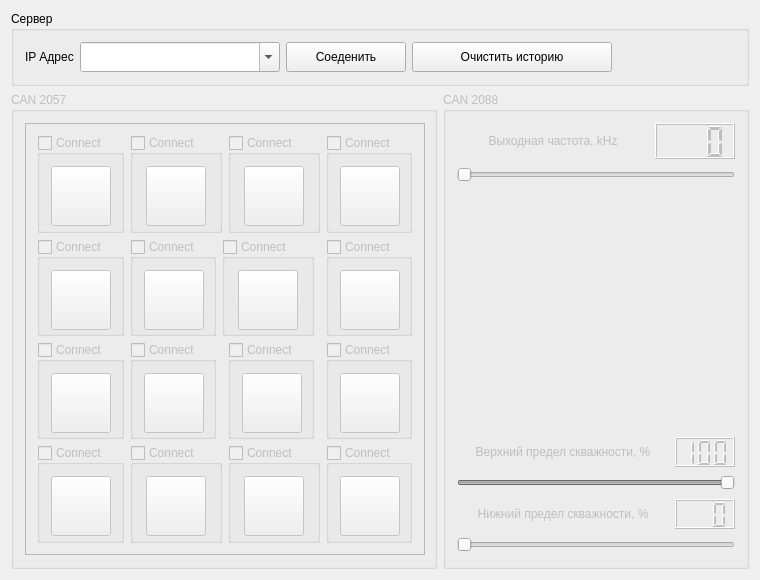
First picture: the form in Megatron-client/client.ui, repository sseitov/Megatron, before the edit.
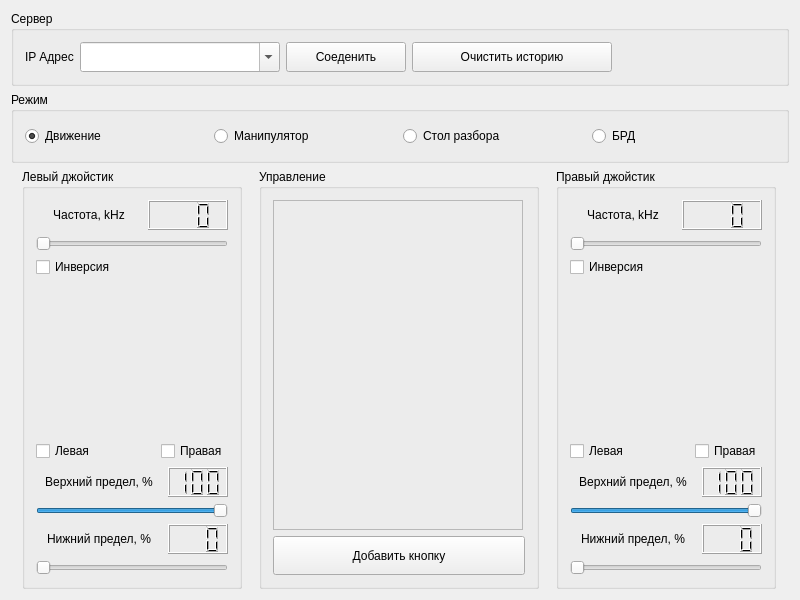
Second picture: the form after the edit. Custom widgets are drawn as their Qt base class.

```diff
--- a/Megatron-client/client.ui
+++ b/Megatron-client/client.ui
@@ -2,30 +2,33 @@
 <ui version="4.0">
  <class>Client</class>
  <widget class="QWidget" name="Client">
+  <property name="enabled">
+   <bool>true</bool>
+  </property>
   <property name="geometry">
    <rect>
     <x>0</x>
     <y>0</y>
-    <width>760</width>
-    <height>580</height>
+    <width>800</width>
+    <height>600</height>
    </rect>
   </property>
   <property name="minimumSize">
    <size>
-    <width>760</width>
-    <height>580</height>
+    <width>800</width>
+    <height>600</height>
    </size>
   </property>
   <property name="maximumSize">
    <size>
-    <width>770</width>
-    <height>580</height>
+    <width>800</width>
+    <height>600</height>
    </size>
   </property>
   <property name="windowTitle">
    <string>Megatron</string>
   </property>
-  <layout class="QVBoxLayout" name="verticalLayout_3">
+  <layout class="QVBoxLayout" name="verticalLayout">
    <item>
     <widget class="QGroupBox" name="groupBox">
      <property name="maximumSize">
@@ -128,26 +131,66 @@
     </widget>
    </item>
    <item>
-    <layout class="QHBoxLayout" name="horizontalLayout_18">
+    <widget class="QGroupBox" name="groupBox_2">
+     <property name="title">
+      <string>Режим</string>
+     </property>
+     <layout class="QHBoxLayout" name="horizontalLayout">
+      <item>
+       <widget class="QRadioButton" name="mode_1">
+        <property name="text">
+         <string>Движение</string>
+        </property>
+        <property name="checked">
+         <bool>true</bool>
+        </property>
+       </widget>
+      </item>
+      <item>
+       <widget class="QRadioButton" name="mode_2">
+        <property name="text">
+         <string>Манипулятор</string>
+        </property>
+       </widget>
+      </item>
+      <item>
+       <widget class="QRadioButton" name="mode_3">
+        <property name="text">
+         <string>Стол разбора</string>
+        </property>
+       </widget>
+      </item>
+      <item>
+       <widget class="QRadioButton" name="mode_4">
+        <property name="text">
+         <string>БРД</string>
+        </property>
+       </widget>
+      </item>
+     </layout>
+    </widget>
+   </item>
+   <item>
+    <layout class="QHBoxLayout" name="horizontalLayout_2">
      <item>
-      <widget class="QGroupBox" name="can_2057">
+      <widget class="JoystickControl" name="joystick_1">
        <property name="enabled">
-        <bool>false</bool>
+        <bool>true</bool>
        </property>
        <property name="minimumSize">
         <size>
-         <width>0</width>
-         <height>0</height>
+         <width>220</width>
+         <height>420</height>
         </size>
        </property>
        <property name="maximumSize">
         <size>
-         <width>426</width>
-         <height>480</height>
+         <width>220</width>
+         <height>420</height>
         </size>
        </property>
        <property name="title">
-        <string>CAN 2057</string>
+        <string>Левый джойстик</string>
        </property>
        <property name="checkable">
         <bool>false</bool>
@@ -155,605 +198,7 @@
        <property name="checked">
         <bool>false</bool>
        </property>
-       <layout class="QVBoxLayout" name="verticalLayout">
-        <item>
-         <widget class="QFrame" name="frame">
-          <property name="minimumSize">
-           <size>
-            <width>400</width>
-            <height>400</height>
-           </size>
-          </property>
-          <property name="maximumSize">
-           <size>
-            <width>400</width>
-            <height>440</height>
-           </size>
-          </property>
-          <property name="frameShape">
-           <enum>QFrame::StyledPanel</enum>
-          </property>
-          <property name="frameShadow">
-           <enum>QFrame::Raised</enum>
-          </property>
-          <layout class="QGridLayout" name="gridLayout">
-           <item row="4" column="1" colspan="2">
-            <widget class="InputButton" name="control13">
-             <property name="title">
-              <string>Connect</string>
-             </property>
-             <property name="checkable">
-              <bool>true</bool>
-             </property>
-             <property name="checked">
-              <bool>false</bool>
-             </property>
-             <layout class="QHBoxLayout" name="horizontalLayout_17">
-              <item>
-               <widget class="QPushButton" name="button13">
-                <property name="minimumSize">
-                 <size>
-                  <width>60</width>
-                  <height>60</height>
-                 </size>
-                </property>
-                <property name="maximumSize">
-                 <size>
-                  <width>60</width>
-                  <height>60</height>
-                 </size>
-                </property>
-                <property name="text">
-                 <string/>
-                </property>
-               </widget>
-              </item>
-             </layout>
-            </widget>
-           </item>
-           <item row="3" column="1">
-            <widget class="InputButton" name="control9">
-             <property name="title">
-              <string>Connect</string>
-             </property>
-             <property name="checkable">
-              <bool>true</bool>
-             </property>
-             <property name="checked">
-              <bool>false</bool>
-             </property>
-             <layout class="QHBoxLayout" name="horizontalLayout_16">
-              <item>
-               <widget class="QPushButton" name="button9">
-                <property name="minimumSize">
-                 <size>
-                  <width>60</width>
-                  <height>60</height>
-                 </size>
-                </property>
-                <property name="maximumSize">
-                 <size>
-                  <width>60</width>
-                  <height>60</height>
-                 </size>
-                </property>
-                <property name="text">
-                 <string/>
-                </property>
-               </widget>
-              </item>
-             </layout>
-            </widget>
-           </item>
-           <item row="1" column="0">
-            <widget class="InputButton" name="control4">
-             <property name="title">
-              <string>Connect</string>
-             </property>
-             <property name="checkable">
-              <bool>true</bool>
-             </property>
-             <property name="checked">
-              <bool>false</bool>
-             </property>
-             <layout class="QHBoxLayout" name="horizontalLayout_9">
-              <item>
-               <widget class="QPushButton" name="button4">
-                <property name="minimumSize">
-                 <size>
-                  <width>60</width>
-                  <height>60</height>
-                 </size>
-                </property>
-                <property name="maximumSize">
-                 <size>
-                  <width>60</width>
-                  <height>60</height>
-                 </size>
-                </property>
-                <property name="text">
-                 <string/>
-                </property>
-               </widget>
-              </item>
-             </layout>
-            </widget>
-           </item>
-           <item row="1" column="1">
-            <widget class="InputButton" name="control5">
-             <property name="title">
-              <string>Connect</string>
-             </property>
-             <property name="checkable">
-              <bool>true</bool>
-             </property>
-             <property name="checked">
-              <bool>false</bool>
-             </property>
-             <layout class="QHBoxLayout" name="horizontalLayout_6">
-              <item>
-               <widget class="QPushButton" name="button5">
-                <property name="minimumSize">
-                 <size>
-                  <width>60</width>
-                  <height>60</height>
-                 </size>
-                </property>
-                <property name="maximumSize">
-                 <size>
-                  <width>60</width>
-                  <height>60</height>
-                 </size>
-                </property>
-                <property name="text">
-                 <string/>
-                </property>
-               </widget>
-              </item>
-             </layout>
-            </widget>
-           </item>
-           <item row="3" column="5">
-            <widget class="InputButton" name="control11">
-             <property name="title">
-              <string>Connect</string>
-             </property>
-             <property name="checkable">
-              <bool>true</bool>
-             </property>
-             <property name="checked">
-              <bool>false</bool>
-             </property>
-             <layout class="QHBoxLayout" name="horizontalLayout_2">
-              <item>
-               <widget class="QPushButton" name="button11">
-                <property name="minimumSize">
-                 <size>
-                  <width>60</width>
-                  <height>60</height>
-                 </size>
-                </property>
-                <property name="maximumSize">
-                 <size>
-                  <width>60</width>
-                  <height>60</height>
-                 </size>
-                </property>
-                <property name="text">
-                 <string/>
-                </property>
-               </widget>
-              </item>
-             </layout>
-            </widget>
-           </item>
-           <item row="4" column="0">
-            <widget class="InputButton" name="control12">
-             <property name="title">
-              <string>Connect</string>
-             </property>
-             <property name="checkable">
-              <bool>true</bool>
-             </property>
-             <property name="checked">
-              <bool>false</bool>
-             </property>
-             <layout class="QHBoxLayout" name="horizontalLayout_3">
-              <item>
-               <widget class="QPushButton" name="button12">
-                <property name="minimumSize">
-                 <size>
-                  <width>60</width>
-                  <height>60</height>
-                 </size>
-                </property>
-                <property name="maximumSize">
-                 <size>
-                  <width>60</width>
-                  <height>60</height>
-                 </size>
-                </property>
-                <property name="text">
-                 <string/>
-                </property>
-               </widget>
-              </item>
-             </layout>
-            </widget>
-           </item>
-           <item row="3" column="3">
-            <widget class="InputButton" name="control10">
-             <property name="title">
-              <string>Connect</string>
-             </property>
-             <property name="checkable">
-              <bool>true</bool>
-             </property>
-             <property name="checked">
-              <bool>false</bool>
-             </property>
-             <layout class="QHBoxLayout" name="horizontalLayout">
-              <item>
-               <widget class="QPushButton" name="button10">
-                <property name="minimumSize">
-                 <size>
-                  <width>60</width>
-                  <height>60</height>
-                 </size>
-                </property>
-                <property name="maximumSize">
-                 <size>
-                  <width>60</width>
-                  <height>60</height>
-                 </size>
-                </property>
-                <property name="text">
-                 <string/>
-                </property>
-               </widget>
-              </item>
-             </layout>
-            </widget>
-           </item>
-           <item row="1" column="2" colspan="2">
-            <widget class="InputButton" name="control6">
-             <property name="title">
-              <string>Connect</string>
-             </property>
-             <property name="checkable">
-              <bool>true</bool>
-             </property>
-             <property name="checked">
-              <bool>false</bool>
-             </property>
-             <layout class="QHBoxLayout" name="horizontalLayout_7">
-              <item>
-               <widget class="QPushButton" name="button6">
-                <property name="minimumSize">
-                 <size>
-                  <width>60</width>
-                  <height>60</height>
-                 </size>
-                </property>
-                <property name="maximumSize">
-                 <size>
-                  <width>60</width>
-                  <height>60</height>
-                 </size>
-                </property>
-                <property name="text">
-                 <string/>
-                </property>
-               </widget>
-              </item>
-             </layout>
-            </widget>
-           </item>
-           <item row="0" column="1" colspan="2">
-            <widget class="InputButton" name="control1">
-             <property name="title">
-              <string>Connect</string>
-             </property>
-             <property name="checkable">
-              <bool>true</bool>
-             </property>
-             <property name="checked">
-              <bool>false</bool>
-             </property>
-             <layout class="QHBoxLayout" name="horizontalLayout_13">
-              <item>
-               <widget class="QPushButton" name="button1">
-                <property name="minimumSize">
-                 <size>
-                  <width>60</width>
-                  <height>60</height>
-                 </size>
-                </property>
-                <property name="maximumSize">
-                 <size>
-                  <width>60</width>
-                  <height>60</height>
-                 </size>
-                </property>
-                <property name="text">
-                 <string/>
-                </property>
-               </widget>
-              </item>
-             </layout>
-            </widget>
-           </item>
-           <item row="4" column="5">
-            <widget class="InputButton" name="control15">
-             <property name="title">
-              <string>Connect</string>
-             </property>
-             <property name="checkable">
-              <bool>true</bool>
-             </property>
-             <property name="checked">
-              <bool>false</bool>
-             </property>
-             <layout class="QHBoxLayout" name="horizontalLayout_4">
-              <item>
-               <widget class="QPushButton" name="button15">
-                <property name="minimumSize">
-                 <size>
-                  <width>60</width>
-                  <height>60</height>
-                 </size>
-                </property>
-                <property name="maximumSize">
-                 <size>
-                  <width>60</width>
-                  <height>60</height>
-                 </size>
-                </property>
-                <property name="text">
-                 <string/>
-                </property>
-               </widget>
-              </item>
-             </layout>
-            </widget>
-           </item>
-           <item row="0" column="5">
-            <widget class="InputButton" name="control3">
-             <property name="title">
-              <string>Connect</string>
-             </property>
-             <property name="checkable">
-              <bool>true</bool>
-             </property>
-             <property name="checked">
-              <bool>false</bool>
-             </property>
-             <layout class="QHBoxLayout" name="horizontalLayout_10">
-              <item>
-               <widget class="QPushButton" name="button3">
-                <property name="minimumSize">
-                 <size>
-                  <width>60</width>
-                  <height>60</height>
-                 </size>
-                </property>
-                <property name="maximumSize">
-                 <size>
-                  <width>60</width>
-                  <height>60</height>
-                 </size>
-                </property>
-                <property name="text">
-                 <string/>
-                </property>
-               </widget>
-              </item>
-             </layout>
-            </widget>
-           </item>
-           <item row="0" column="3" colspan="2">
-            <widget class="InputButton" name="control2">
-             <property name="title">
-              <string>Connect</string>
-             </property>
-             <property name="checkable">
-              <bool>true</bool>
-             </property>
-             <property name="checked">
-              <bool>false</bool>
-             </property>
-             <layout class="QHBoxLayout" name="horizontalLayout_14">
-              <item>
-               <widget class="QPushButton" name="button2">
-                <property name="minimumSize">
-                 <size>
-                  <width>60</width>
-                  <height>60</height>
-                 </size>
-                </property>
-                <property name="maximumSize">
-                 <size>
-                  <width>60</width>
-                  <height>60</height>
-                 </size>
-                </property>
-                <property name="text">
-                 <string/>
-                </property>
-               </widget>
-              </item>
-             </layout>
-            </widget>
-           </item>
-           <item row="4" column="3" colspan="2">
-            <widget class="InputButton" name="control14">
-             <property name="title">
-              <string>Connect</string>
-             </property>
-             <property name="checkable">
-              <bool>true</bool>
-             </property>
-             <property name="checked">
-              <bool>false</bool>
-             </property>
-             <layout class="QHBoxLayout" name="horizontalLayout_5">
-              <item>
-               <widget class="QPushButton" name="button14">
-                <property name="minimumSize">
-                 <size>
-                  <width>60</width>
-                  <height>60</height>
-                 </size>
-                </property>
-                <property name="maximumSize">
-                 <size>
-                  <width>60</width>
-                  <height>60</height>
-                 </size>
-                </property>
-                <property name="text">
-                 <string/>
-                </property>
-               </widget>
-              </item>
-             </layout>
-            </widget>
-           </item>
-           <item row="3" column="0">
-            <widget class="InputButton" name="control8">
-             <property name="title">
-              <string>Connect</string>
-             </property>
-             <property name="checkable">
-              <bool>true</bool>
-             </property>
-             <property name="checked">
-              <bool>false</bool>
-             </property>
-             <layout class="QHBoxLayout" name="horizontalLayout_15">
-              <item>
-               <widget class="QPushButton" name="button8">
-                <property name="minimumSize">
-                 <size>
-                  <width>60</width>
-                  <height>60</height>
-                 </size>
-                </property>
-                <property name="maximumSize">
-                 <size>
-                  <width>60</width>
-                  <height>60</height>
-                 </size>
-                </property>
-                <property name="text">
-                 <string/>
-                </property>
-               </widget>
-              </item>
-             </layout>
-            </widget>
-           </item>
-           <item row="0" column="0">
-            <widget class="InputButton" name="control0">
-             <property name="title">
-              <string>Connect</string>
-             </property>
-             <property name="checkable">
-              <bool>true</bool>
-             </property>
-             <property name="checked">
-              <bool>false</bool>
-             </property>
-             <layout class="QHBoxLayout" name="horizontalLayout_12">
-              <item>
-               <widget class="QPushButton" name="button0">
-                <property name="minimumSize">
-                 <size>
-                  <width>60</width>
-                  <height>60</height>
-                 </size>
-                </property>
-                <property name="maximumSize">
-                 <size>
-                  <width>60</width>
-                  <height>60</height>
-                 </size>
-                </property>
-                <property name="text">
-                 <string/>
-                </property>
-               </widget>
-              </item>
-             </layout>
-            </widget>
-           </item>
-           <item row="1" column="5">
-            <widget class="InputButton" name="control7">
-             <property name="title">
-              <string>Connect</string>
-             </property>
-             <property name="checkable">
-              <bool>true</bool>
-             </property>
-             <property name="checked">
-              <bool>false</bool>
-             </property>
-             <layout class="QHBoxLayout" name="horizontalLayout_8">
-              <item>
-               <widget class="QPushButton" name="button7">
-                <property name="minimumSize">
-                 <size>
-                  <width>60</width>
-                  <height>60</height>
-                 </size>
-                </property>
-                <property name="maximumSize">
-                 <size>
-                  <width>60</width>
-                  <height>60</height>
-                 </size>
-                </property>
-                <property name="text">
-                 <string/>
-                </property>
-               </widget>
-              </item>
-             </layout>
-            </widget>
-           </item>
-          </layout>
-         </widget>
-        </item>
-       </layout>
-      </widget>
-     </item>
-     <item>
-      <widget class="JoystickControl" name="joystick">
-       <property name="enabled">
-        <bool>false</bool>
-       </property>
-       <property name="minimumSize">
-        <size>
-         <width>0</width>
-         <height>436</height>
-        </size>
-       </property>
-       <property name="maximumSize">
-        <size>
-         <width>16777215</width>
-         <height>480</height>
-        </size>
-       </property>
-       <property name="title">
-        <string>CAN 2088</string>
-       </property>
-       <property name="checkable">
-        <bool>false</bool>
-       </property>
-       <property name="checked">
-        <bool>false</bool>
-       </property>
-       <layout class="QVBoxLayout" name="verticalLayout_2">
+       <layout class="QVBoxLayout" name="verticalLayout_3">
         <item>
          <layout class="QHBoxLayout" name="horizontalLayout_19">
           <item>
@@ -771,7 +216,7 @@
              </size>
             </property>
             <property name="text">
-             <string>Выходная частота, kHz</string>
+             <string>Частота, kHz</string>
             </property>
             <property name="alignment">
              <set>Qt::AlignCenter</set>
@@ -789,7 +234,7 @@
             <property name="maximumSize">
              <size>
               <width>80</width>
-              <height>16777215</height>
+              <height>30</height>
              </size>
             </property>
             <property name="smallDecimalPoint">
@@ -809,7 +254,7 @@
          </layout>
         </item>
         <item>
-         <widget class="QSlider" name="frequency">
+         <widget class="QSlider" name="frequency_1">
           <property name="maximumSize">
            <size>
             <width>16777215</width>
@@ -828,7 +273,27 @@
          </widget>
         </item>
         <item>
-         <layout class="QHBoxLayout" name="horizontalLayout_11">
+         <widget class="QCheckBox" name="invesrsion_1">
+          <property name="text">
+           <string>Инверсия</string>
+          </property>
+         </widget>
+        </item>
+        <item>
+         <spacer name="verticalSpacer_2">
+          <property name="orientation">
+           <enum>Qt::Vertical</enum>
+          </property>
+          <property name="sizeHint" stdset="0">
+           <size>
+            <width>20</width>
+            <height>13</height>
+           </size>
+          </property>
+         </spacer>
+        </item>
+        <item>
+         <layout class="QHBoxLayout" name="horizontalLayout_3">
           <item>
            <spacer name="horizontalSpacer_2">
             <property name="orientation">
@@ -836,24 +301,24 @@
             </property>
             <property name="sizeHint" stdset="0">
              <size>
-              <width>40</width>
+              <width>18</width>
               <height>20</height>
              </size>
             </property>
            </spacer>
           </item>
           <item>
-           <widget class="JoystickMonitor" name="joystickMonitor" native="true">
+           <widget class="JoystickMonitor" name="joystickMonitor_1" native="true">
             <property name="minimumSize">
              <size>
-              <width>240</width>
-              <height>240</height>
+              <width>140</width>
+              <height>140</height>
              </size>
             </property>
             <property name="maximumSize">
              <size>
-              <width>240</width>
-              <height>240</height>
+              <width>140</width>
+              <height>140</height>
              </size>
             </property>
            </widget>
@@ -865,7 +330,7 @@
             </property>
             <property name="sizeHint" stdset="0">
              <size>
-              <width>40</width>
+              <width>18</width>
               <height>20</height>
              </size>
             </property>
@@ -873,6 +338,37 @@
           </item>
          </layout>
         </item>
+        <item>
+         <layout class="QHBoxLayout" name="horizontalLayout_18">
+          <item>
+           <widget class="QCheckBox" name="button1_1">
+            <property name="text">
+             <string>Левая</string>
+            </property>
+           </widget>
+          </item>
+          <item>
+           <spacer name="horizontalSpacer_4">
+            <property name="orientation">
+             <enum>Qt::Horizontal</enum>
+            </property>
+            <property name="sizeHint" stdset="0">
+             <size>
+              <width>13</width>
+              <height>20</height>
+             </size>
+            </property>
+           </spacer>
+          </item>
+          <item>
+           <widget class="QCheckBox" name="button2_1">
+            <property name="text">
+             <string>Правая</string>
+            </property>
+           </widget>
+          </item>
+         </layout>
+        </item>
         <item>
          <layout class="QHBoxLayout" name="horizontalLayout_20">
           <item>
@@ -884,7 +380,7 @@
              </size>
             </property>
             <property name="text">
-             <string>Верхний предел скважности, %</string>
+             <string>Верхний предел, %</string>
             </property>
             <property name="alignment">
              <set>Qt::AlignCenter</set>
@@ -922,7 +418,7 @@
          </layout>
         </item>
         <item>
-         <widget class="QSlider" name="lowLimit">
+         <widget class="QSlider" name="lowLimit_1">
           <property name="maximumSize">
            <size>
             <width>16777215</width>
@@ -954,7 +450,7 @@
              </size>
             </property>
             <property name="text">
-             <string>Нижний предел скважности, %</string>
+             <string>Нижний предел, %</string>
             </property>
             <property name="alignment">
              <set>Qt::AlignCenter</set>
@@ -986,7 +482,406 @@
          </layout>
         </item>
         <item>
-         <widget class="QSlider" name="highLimit">
+         <widget class="QSlider" name="highLimit_1">
+          <property name="maximumSize">
+           <size>
+            <width>16777215</width>
+            <height>20</height>
+           </size>
+          </property>
+          <property name="minimum">
+           <number>0</number>
+          </property>
+          <property name="maximum">
+           <number>100</number>
+          </property>
+          <property name="value">
+           <number>0</number>
+          </property>
+          <property name="orientation">
+           <enum>Qt::Horizontal</enum>
+          </property>
+         </widget>
+        </item>
+       </layout>
+      </widget>
+     </item>
+     <item>
+      <widget class="QGroupBox" name="controls">
+       <property name="enabled">
+        <bool>true</bool>
+       </property>
+       <property name="minimumSize">
+        <size>
+         <width>280</width>
+         <height>420</height>
+        </size>
+       </property>
+       <property name="maximumSize">
+        <size>
+         <width>280</width>
+         <height>420</height>
+        </size>
+       </property>
+       <property name="title">
+        <string>Управление</string>
+       </property>
+       <property name="checkable">
+        <bool>false</bool>
+       </property>
+       <property name="checked">
+        <bool>false</bool>
+       </property>
+       <layout class="QVBoxLayout" name="verticalLayout_2">
+        <item>
+         <widget class="QFrame" name="frame">
+          <property name="minimumSize">
+           <size>
+            <width>250</width>
+            <height>330</height>
+           </size>
+          </property>
+          <property name="maximumSize">
+           <size>
+            <width>250</width>
+            <height>330</height>
+           </size>
+          </property>
+          <property name="frameShape">
+           <enum>QFrame::StyledPanel</enum>
+          </property>
+          <property name="frameShadow">
+           <enum>QFrame::Raised</enum>
+          </property>
+         </widget>
+        </item>
+        <item>
+         <widget class="QPushButton" name="addControl">
+          <property name="maximumSize">
+           <size>
+            <width>16777215</width>
+            <height>40</height>
+           </size>
+          </property>
+          <property name="text">
+           <string>Добавить кнопку</string>
+          </property>
+         </widget>
+        </item>
+       </layout>
+      </widget>
+     </item>
+     <item>
+      <widget class="JoystickControl" name="joystick_2">
+       <property name="enabled">
+        <bool>true</bool>
+       </property>
+       <property name="minimumSize">
+        <size>
+         <width>220</width>
+         <height>420</height>
+        </size>
+       </property>
+       <property name="maximumSize">
+        <size>
+         <width>220</width>
+         <height>420</height>
+        </size>
+       </property>
+       <property name="title">
+        <string>Правый джойстик</string>
+       </property>
+       <property name="checkable">
+        <bool>false</bool>
+       </property>
+       <property name="checked">
+        <bool>false</bool>
+       </property>
+       <layout class="QVBoxLayout" name="verticalLayout_4">
+        <item>
+         <layout class="QHBoxLayout" name="horizontalLayout_23">
+          <item>
+           <widget class="QLabel" name="label_5">
+            <property name="minimumSize">
+             <size>
+              <width>0</width>
+              <height>30</height>
+             </size>
+            </property>
+            <property name="maximumSize">
+             <size>
+              <width>16777215</width>
+              <height>30</height>
+             </size>
+            </property>
+            <property name="text">
+             <string>Частота, kHz</string>
+            </property>
+            <property name="alignment">
+             <set>Qt::AlignCenter</set>
+            </property>
+           </widget>
+          </item>
+          <item>
+           <widget class="QLCDNumber" name="frequencyIndicator_2">
+            <property name="minimumSize">
+             <size>
+              <width>0</width>
+              <height>30</height>
+             </size>
+            </property>
+            <property name="maximumSize">
+             <size>
+              <width>80</width>
+              <height>30</height>
+             </size>
+            </property>
+            <property name="smallDecimalPoint">
+             <bool>true</bool>
+            </property>
+            <property name="digitCount">
+             <number>3</number>
+            </property>
+            <property name="value" stdset="0">
+             <double>0.000000000000000</double>
+            </property>
+            <property name="intValue" stdset="0">
+             <number>0</number>
+            </property>
+           </widget>
+          </item>
+         </layout>
+        </item>
+        <item>
+         <widget class="QSlider" name="frequency_2">
+          <property name="maximumSize">
+           <size>
+            <width>16777215</width>
+            <height>20</height>
+           </size>
+          </property>
+          <property name="minimum">
+           <number>2</number>
+          </property>
+          <property name="maximum">
+           <number>5000000</number>
+          </property>
+          <property name="orientation">
+           <enum>Qt::Horizontal</enum>
+          </property>
+         </widget>
+        </item>
+        <item>
+         <widget class="QCheckBox" name="invesrsion_2">
+          <property name="text">
+           <string>Инверсия</string>
+          </property>
+         </widget>
+        </item>
+        <item>
+         <layout class="QHBoxLayout" name="horizontalLayout_4">
+          <item>
+           <spacer name="horizontalSpacer_5">
+            <property name="orientation">
+             <enum>Qt::Horizontal</enum>
+            </property>
+            <property name="sizeHint" stdset="0">
+             <size>
+              <width>13</width>
+              <height>20</height>
+             </size>
+            </property>
+           </spacer>
+          </item>
+          <item>
+           <widget class="JoystickMonitor" name="joystickMonitor_2" native="true">
+            <property name="minimumSize">
+             <size>
+              <width>140</width>
+              <height>140</height>
+             </size>
+            </property>
+            <property name="maximumSize">
+             <size>
+              <width>140</width>
+              <height>140</height>
+             </size>
+            </property>
+           </widget>
+          </item>
+          <item>
+           <spacer name="horizontalSpacer_6">
+            <property name="orientation">
+             <enum>Qt::Horizontal</enum>
+            </property>
+            <property name="sizeHint" stdset="0">
+             <size>
+              <width>13</width>
+              <height>70</height>
+             </size>
+            </property>
+           </spacer>
+          </item>
+         </layout>
+        </item>
+        <item>
+         <spacer name="verticalSpacer">
+          <property name="orientation">
+           <enum>Qt::Vertical</enum>
+          </property>
+          <property name="sizeHint" stdset="0">
+           <size>
+            <width>20</width>
+            <height>18</height>
+           </size>
+          </property>
+         </spacer>
+        </item>
+        <item>
+         <layout class="QHBoxLayout" name="horizontalLayout_24">
+          <item>
+           <widget class="QCheckBox" name="button1_2">
+            <property name="text">
+             <string>Левая</string>
+            </property>
+           </widget>
+          </item>
+          <item>
+           <spacer name="horizontalSpacer_7">
+            <property name="orientation">
+             <enum>Qt::Horizontal</enum>
+            </property>
+            <property name="sizeHint" stdset="0">
+             <size>
+              <width>13</width>
+              <height>20</height>
+             </size>
+            </property>
+           </spacer>
+          </item>
+          <item>
+           <widget class="QCheckBox" name="button2_2">
+            <property name="text">
+             <string>Правая</string>
+            </property>
+           </widget>
+          </item>
+         </layout>
+        </item>
+        <item>
+         <layout class="QHBoxLayout" name="horizontalLayout_25">
+          <item>
+           <widget class="QLabel" name="label_6">
+            <property name="minimumSize">
+             <size>
+              <width>0</width>
+              <height>30</height>
+             </size>
+            </property>
+            <property name="text">
+             <string>Верхний предел, %</string>
+            </property>
+            <property name="alignment">
+             <set>Qt::AlignCenter</set>
+            </property>
+           </widget>
+          </item>
+          <item>
+           <widget class="QLCDNumber" name="lowLimitIndicator_2">
+            <property name="minimumSize">
+             <size>
+              <width>60</width>
+              <height>30</height>
+             </size>
+            </property>
+            <property name="maximumSize">
+             <size>
+              <width>60</width>
+              <height>30</height>
+             </size>
+            </property>
+            <property name="smallDecimalPoint">
+             <bool>true</bool>
+            </property>
+            <property name="digitCount">
+             <number>3</number>
+            </property>
+            <property name="value" stdset="0">
+             <double>100.000000000000000</double>
+            </property>
+            <property name="intValue" stdset="0">
+             <number>100</number>
+            </property>
+           </widget>
+          </item>
+         </layout>
+        </item>
+        <item>
+         <widget class="QSlider" name="lowLimit_2">
+          <property name="maximumSize">
+           <size>
+            <width>16777215</width>
+            <height>20</height>
+           </size>
+          </property>
+          <property name="minimum">
+           <number>0</number>
+          </property>
+          <property name="maximum">
+           <number>100</number>
+          </property>
+          <property name="value">
+           <number>100</number>
+          </property>
+          <property name="orientation">
+           <enum>Qt::Horizontal</enum>
+          </property>
+         </widget>
+        </item>
+        <item>
+         <layout class="QHBoxLayout" name="horizontalLayout_26">
+          <item>
+           <widget class="QLabel" name="label_7">
+            <property name="minimumSize">
+             <size>
+              <width>0</width>
+              <height>30</height>
+             </size>
+            </property>
+            <property name="text">
+             <string>Нижний предел, %</string>
+            </property>
+            <property name="alignment">
+             <set>Qt::AlignCenter</set>
+            </property>
+           </widget>
+          </item>
+          <item>
+           <widget class="QLCDNumber" name="highLimitIndicator_2">
+            <property name="minimumSize">
+             <size>
+              <width>60</width>
+              <height>30</height>
+             </size>
+            </property>
+            <property name="maximumSize">
+             <size>
+              <width>60</width>
+              <height>30</height>
+             </size>
+            </property>
+            <property name="digitCount">
+             <number>3</number>
+            </property>
+            <property name="intValue" stdset="0">
+             <number>0</number>
+            </property>
+           </widget>
+          </item>
+         </layout>
+        </item>
+        <item>
+         <widget class="QSlider" name="highLimit_2">
           <property name="maximumSize">
            <size>
             <width>16777215</width>
@@ -1016,12 +911,6 @@
  </widget>
  <layoutdefault spacing="6" margin="11"/>
  <customwidgets>
-  <customwidget>
-   <class>InputButton</class>
-   <extends>QGroupBox</extends>
-   <header>inputbutton.h</header>
-   <container>1</container>
-  </customwidget>
   <customwidget>
    <class>JoystickControl</class>
    <extends>QGroupBox</extends>
```
Left out of the diff: 6 changed lines with no effect on the pictures.
